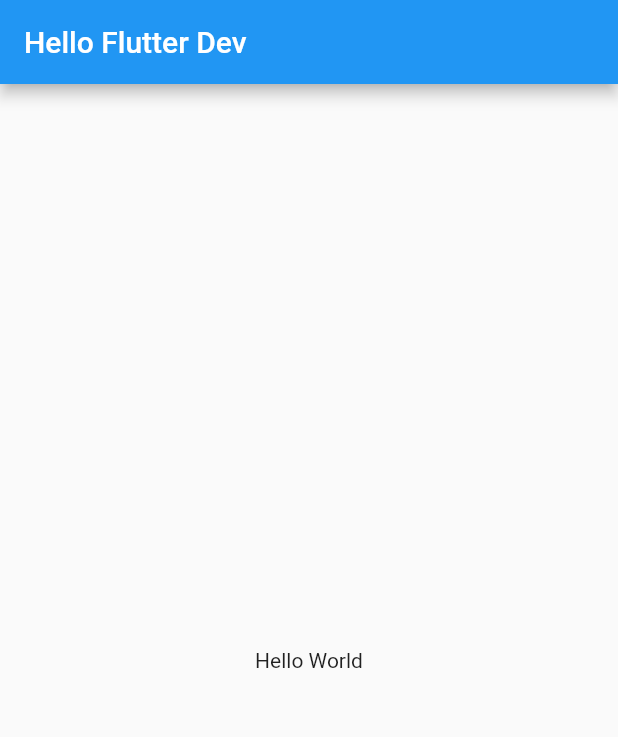
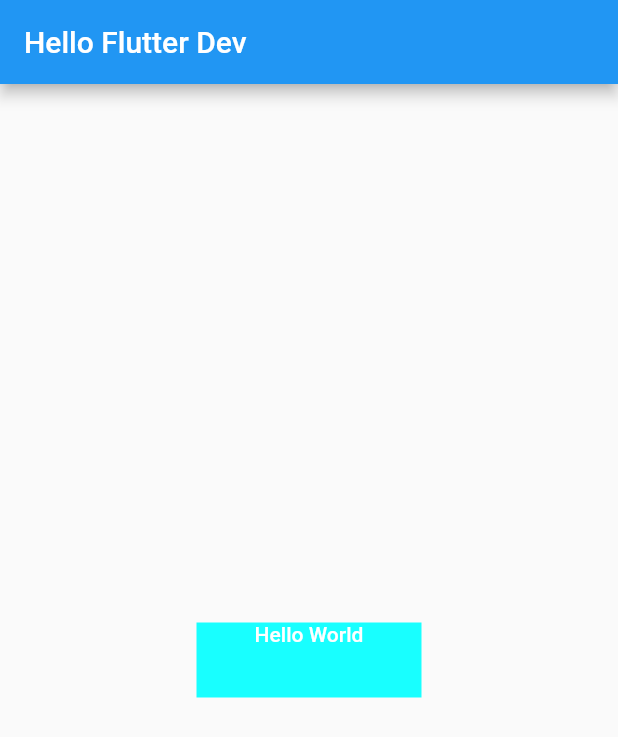
Before and after one commit to sainrahmanii/flutter-fundamental, a Flutter app: the screen it shows after launch, on a phone screen of 412 x 824 dp. Shown: the top 737 px of the screen. Run offline on Flutter 3.47's test engine with Material 2 defaults, Android fonts, the phone set to English and light mode, and no system bars.

Commit message:
widget text

```diff
--- a/lib/main.dart
+++ b/lib/main.dart
@@ -14,7 +14,17 @@ class MyApp extends StatelessWidget {
         appBar: AppBar(
           title: const Text('Hello Flutter Dev'),
         ),
-        body: Center(child: const Text('Hello World')),
+        body: Center(
+            child: Container(
+                color: Colors.cyanAccent,
+                width: 150,
+                height: 50,
+                child: const Text(
+                  'Hello World',
+                  style: TextStyle(
+                      color: Colors.white, fontWeight: FontWeight.w500),
+                  textAlign: TextAlign.center,
+                ))),
       ),
     );
   }
```
